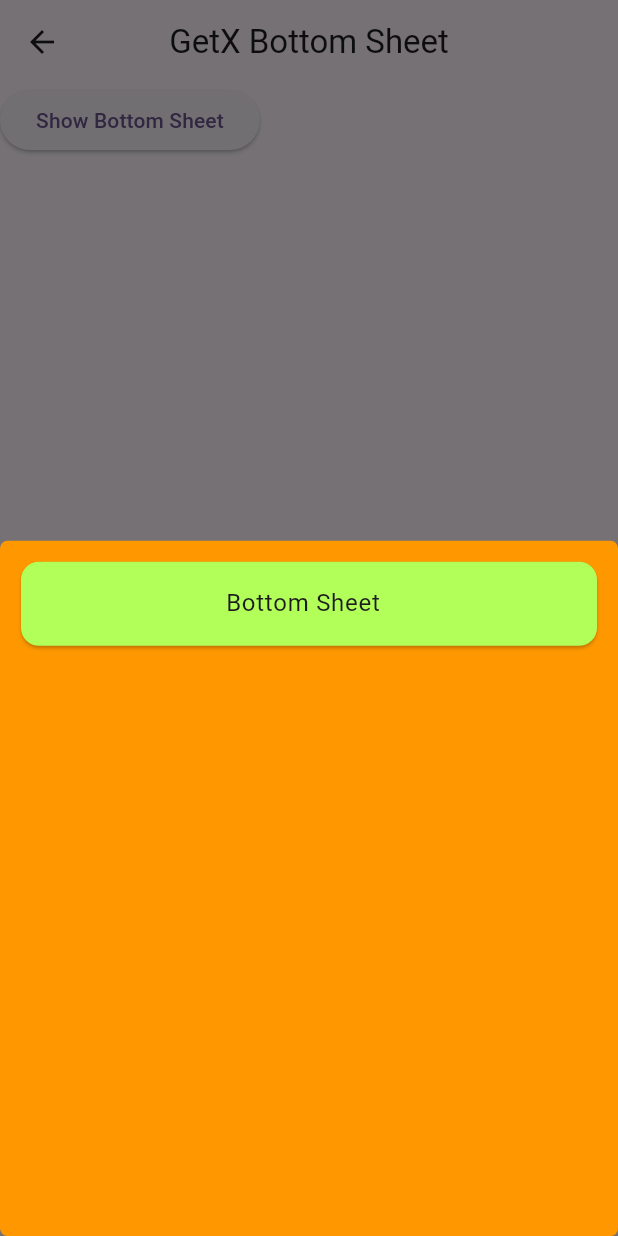
After one commit to jowelhossain/Flutter_Getx, a Flutter app: the BottomSheetTest screen opened directly, after a tap on "Show Bottom Sheet", on a phone screen of 412 x 824 dp. The commit adds this screen. Run offline on Flutter 3.47's test engine with Material 2 defaults, Android fonts, the light colour scheme and no system bars; our stand-ins replace get.

Commit message:
getx bottom sheet

```diff
--- a/lib/home_page.dart
+++ b/lib/home_page.dart
@@ -1,5 +1,6 @@
 import 'package:flutter/material.dart';
 import 'package:flutter_getx_project/screen/alart_dialog.dart';
+import 'package:flutter_getx_project/screen/bottom_sheet.dart';
 import 'package:flutter_getx_project/screen/snackbar.dart';
 import 'package:get/get.dart';
 
@@ -25,6 +26,9 @@
             ElevatedButton(onPressed: (){
               Get.to(AlartDialogTest());
             }, child: Text("Alart Dialog")),
+            ElevatedButton(onPressed: (){
+              Get.to(BottomSheetTest());
+            }, child: Text("Bottom Sheet")),
 
           ],
         ),
--- /dev/null
+++ b/lib/screen/bottom_sheet.dart
@@ -0,0 +1,40 @@
+
+import 'package:flutter/material.dart';
+import 'package:get/get.dart';
+class BottomSheetTest extends StatefulWidget {
+  const BottomSheetTest({super.key});
+
+  @override
+  State<BottomSheetTest> createState() => _BottomSheetTestState();
+}
+
+class _BottomSheetTestState extends State<BottomSheetTest> {
+  @override
+  Widget build(BuildContext context) {
+    return Scaffold(appBar: AppBar(title: Text("GetX Bottom Sheet"),centerTitle: true,),
+
+    body:Column(children: [
+ElevatedButton(onPressed: (){
+
+  Get.bottomSheet(Container(
+    padding:EdgeInsets.all(10) ,
+    decoration: BoxDecoration(
+      color: Colors.orange,
+      borderRadius: BorderRadius.circular(5),
+
+    ),
+
+    child: Column(children: [
+      Card(
+        color:Colors.lightGreenAccent,
+        child: ListTile(
+          title:Center(child: Text("Bottom Sheet")),
+        ),
+      )
+    ],),
+  ));
+}, child: Text("Show Bottom Sheet"))
+    ],),
+    );
+  }
+}
```
